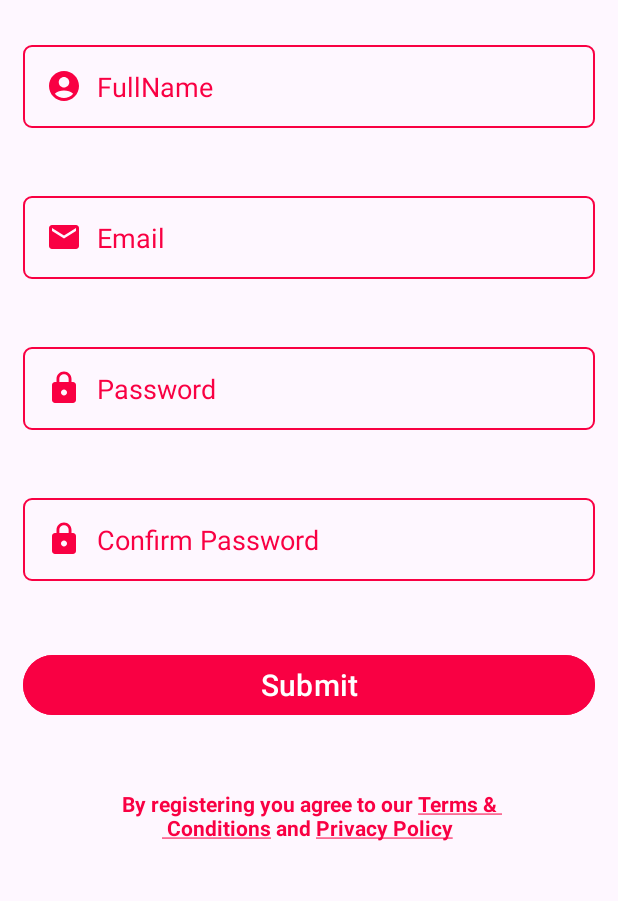
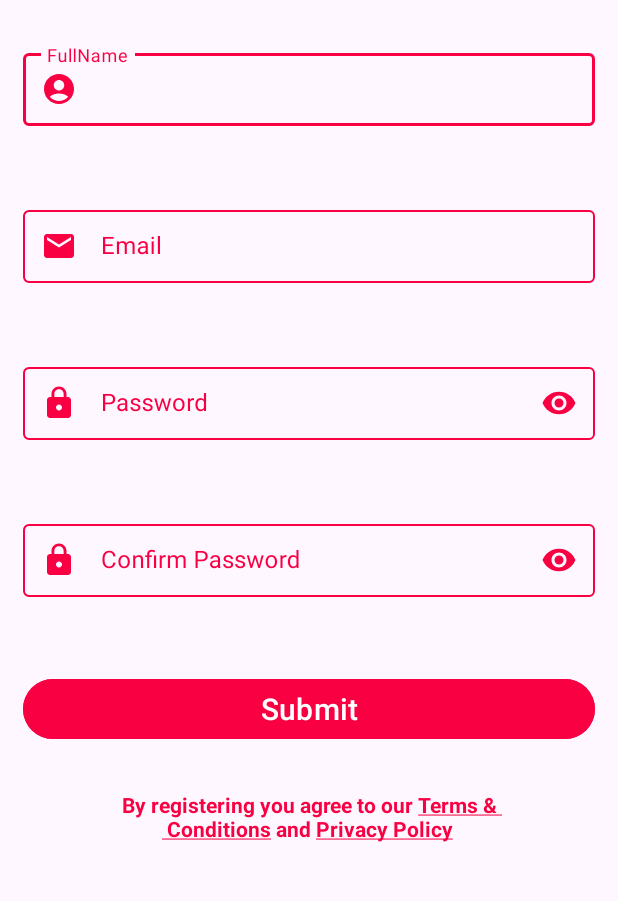
Before and after one commit to Marwen-Hammami/GamerApp, an Android app: the SignUp screen opened directly, with no data from a screen before it, on a phone screen of 412 x 824 dp, the part 280-1181 px from its top. Run offline under Robolectric (Android 15) with nearby library versions, the phone set to English and light mode, and no system bars.

Commit message:
material.io Inputs with Colors

```diff
--- /dev/null
+++ b/app/src/main/res/color-night/text_input_box_stroke.xml
@@ -0,0 +1,6 @@
+<?xml version="1.0" encoding="utf-8"?>
+<selector xmlns:android="http://schemas.android.com/apk/res/android">
+    <item android:color="@color/Primary" android:state_focused="true"/>
+    <item android:color="@color/Primary" android:state_hovered="true"/>
+    <item android:color="@color/Primary"/>
+</selector>
--- /dev/null
+++ b/app/src/main/res/color/text_input_box_stroke.xml
@@ -0,0 +1,6 @@
+<?xml version="1.0" encoding="utf-8"?>
+<selector xmlns:android="http://schemas.android.com/apk/res/android">
+    <item android:color="@color/Primary" android:state_focused="true"/>
+    <item android:color="@color/Primary" android:state_hovered="true"/>
+    <item android:color="@color/Primary"/>
+</selector>
--- a/app/src/main/res/layout/signup.xml
+++ b/app/src/main/res/layout/signup.xml
@@ -30,105 +30,91 @@
         app:layout_constraintWidth_percent="0.45"
         app:layout_constraintDimensionRatio="1:1"/>
 
-    <EditText
+        <com.google.android.material.textfield.TextInputLayout
             android:id="@+id/FullName"
             android:layout_width="match_parent"
             android:layout_height="wrap_content"
-        android:ems="10"
-        android:inputType="textEmailAddress"
+            style="@style/LoginTextInputLayoutStyle"
+            app:errorEnabled="true"
+            android:hint="FullName"
+            app:startIconDrawable="@drawable/ic_account"
+            android:layout_marginTop="30dp"
             app:layout_constraintEnd_toEndOf="parent"
             app:layout_constraintStart_toStartOf="parent"
-        app:layout_constraintTop_toBottomOf="@+id/imageView"
-        android:layout_marginTop="30dp"
-        android:drawableLeft="@drawable/ic_account"
-        android:hint="FullName"
-        android:textColorHint="@color/inputColor"
-        android:textColor="@color/inputColor"
-        android:padding="15dp"
-        android:drawablePadding="10dp"
-        android:background="@drawable/custom_input"/>
+            app:layout_constraintTop_toBottomOf="@+id/imageView">
 
-    <EditText
+        <com.google.android.material.textfield.TextInputEditText
+            android:id="@+id/fullAccountTXT"
+            android:layout_width="match_parent"
+            android:layout_height="wrap_content"
+            android:textColor="@color/inputColor" />
+        </com.google.android.material.textfield.TextInputLayout>
+
+        <com.google.android.material.textfield.TextInputLayout
             android:id="@+id/EmailAddress"
             android:layout_width="match_parent"
             android:layout_height="wrap_content"
-        android:ems="10"
-        android:inputType="textEmailAddress"
+            style="@style/LoginTextInputLayoutStyle"
+            app:errorEnabled="true"
+            app:suffixText="@string/input_suffix_Email"
+            android:hint="Email"
+            app:startIconDrawable="@drawable/ic_email"
+            android:layout_marginTop="30dp"
             app:layout_constraintEnd_toEndOf="parent"
             app:layout_constraintStart_toStartOf="parent"
-        app:layout_constraintTop_toBottomOf="@+id/FullName"
-        android:layout_marginTop="45dp"
-        android:drawableLeft="@drawable/ic_email"
-        android:hint="Email"
-        android:textColorHint="@color/inputColor"
-        android:textColor="@color/inputColor"
-        android:padding="15dp"
-        android:drawablePadding="10dp"
-        android:background="@drawable/custom_input"/>
+            app:layout_constraintTop_toBottomOf="@+id/FullName">
 
-    <EditText
+            <com.google.android.material.textfield.TextInputEditText
+                android:id="@+id/emailTxt"
+                android:layout_width="match_parent"
+                android:layout_height="wrap_content"
+                android:inputType="textEmailAddress"
+                android:textColor="@color/inputColor" />
+        </com.google.android.material.textfield.TextInputLayout>
+
+        <com.google.android.material.textfield.TextInputLayout
             android:id="@+id/Password"
             android:layout_width="match_parent"
             android:layout_height="wrap_content"
-        android:ems="10"
-        android:inputType="textPassword"
+            style="@style/LoginTextInputLayoutStyle"
+            app:errorEnabled="true"
+            android:hint="Password"
+            app:startIconDrawable="@drawable/ic_lock"
+            app:endIconMode="password_toggle"
+            android:layout_marginTop="30dp"
             app:layout_constraintEnd_toEndOf="parent"
             app:layout_constraintStart_toStartOf="parent"
-        app:layout_constraintTop_toBottomOf="@+id/EmailAddress"
-        android:layout_marginTop="45dp"
-        android:drawableLeft="@drawable/ic_lock"
-        android:hint="Password"
-        android:textColorHint="@color/inputColor"
-        android:textColor="@color/inputColor"
-        android:padding="15dp"
-        android:drawablePadding="10dp"
-        android:background="@drawable/custom_input"
-        app:passwordToggleEnabled="true"/>
-<!--    <com.google.android.material.textfield.TextInputLayout
-        android:id="@+id/Password"
+            app:layout_constraintTop_toBottomOf="@+id/EmailAddress">
+
+            <com.google.android.material.textfield.TextInputEditText
+                android:id="@+id/passwordTxt"
                 android:layout_width="match_parent"
                 android:layout_height="wrap_content"
                 android:inputType="textPassword"
-        app:passwordToggleEnabled="true"
+                android:textColor="@color/inputColor" />
+        </com.google.android.material.textfield.TextInputLayout>
+
+        <com.google.android.material.textfield.TextInputLayout
+            android:id="@+id/ConfirmPassword"
+            android:layout_width="match_parent"
+            android:layout_height="wrap_content"
+            style="@style/LoginTextInputLayoutStyle"
+            app:errorEnabled="true"
+            android:hint="Confirm Password"
+            app:startIconDrawable="@drawable/ic_lock"
+            app:endIconMode="password_toggle"
+            android:layout_marginTop="30dp"
             app:layout_constraintEnd_toEndOf="parent"
             app:layout_constraintStart_toStartOf="parent"
-        app:layout_constraintTop_toBottomOf="@+id/EmailAddress"
-        android:layout_marginTop="45dp"
-        app:startIconDrawable="@drawable/ic_lock"
-        app:startIconTint="@color/inputColor"
-        android:hint="Password"
-        android:textColorHint="@color/inputColor"
-        app:passwordToggleTint="@color/Primary"
-        app:hintTextColor="@color/Primary"
-        app:boxStrokeColor="@color/Primary"
-        >
+            app:layout_constraintTop_toBottomOf="@+id/Password">
+
             <com.google.android.material.textfield.TextInputEditText
+                android:id="@+id/passwordConfirmTxt"
                 android:layout_width="match_parent"
                 android:layout_height="wrap_content"
                 android:inputType="textPassword"
-            android:textColor="@color/Primary"
-            app:boxStrokeColor="@color/Primary"
-            />
+                android:textColor="@color/inputColor" />
         </com.google.android.material.textfield.TextInputLayout>
--->
-    <EditText
-        android:id="@+id/ConfirmPassword"
-        android:layout_width="match_parent"
-        android:layout_height="wrap_content"
-        android:ems="10"
-        android:inputType="textPassword"
-        app:layout_constraintEnd_toEndOf="parent"
-        app:layout_constraintStart_toStartOf="parent"
-        app:layout_constraintTop_toBottomOf="@+id/Password"
-        android:layout_marginTop="45dp"
-        android:drawableLeft="@drawable/ic_lock"
-        android:hint="Confirm Password"
-        android:textColorHint="@color/inputColor"
-        android:textColor="@color/inputColor"
-        android:padding="15dp"
-        android:drawablePadding="10dp"
-        android:background="@drawable/custom_input"
-        app:passwordToggleEnabled="true"/>
 
     <Button
         android:id="@+id/btnSubmit"
@@ -138,7 +124,7 @@
         app:layout_constraintEnd_toEndOf="parent"
         app:layout_constraintStart_toStartOf="parent"
         app:layout_constraintTop_toBottomOf="@+id/ConfirmPassword"
-        android:layout_marginTop="45dp"
+        android:layout_marginTop="30dp"
         android:backgroundTint="@color/Primary"
         android:textColor="@color/white"
         android:textSize="@dimen/buttonSize"/>
@@ -153,7 +139,7 @@
         app:layout_constraintEnd_toEndOf="parent"
         app:layout_constraintStart_toStartOf="parent"
         app:layout_constraintTop_toBottomOf="@+id/btnSubmit"
-        android:layout_marginTop="45dp"
+        android:layout_marginTop="30dp"
         android:gravity="center"/>
 
     </androidx.constraintlayout.widget.ConstraintLayout>
--- a/app/src/main/res/values-night/themes.xml
+++ b/app/src/main/res/values-night/themes.xml
@@ -7,4 +7,13 @@
         <item name="android:navigationBarColor">@color/Primary</item>
     </style>
     <style name="Theme.GamerApp" parent="Base.Theme.GamerApp" />
+    <!-- Custom TextInputLayout Colors -->
+    <style name="LoginTextInputLayoutStyle" parent="Widget.MaterialComponents.TextInputLayout.OutlinedBox.Dense">
+        <item name="boxStrokeColor">@color/text_input_box_stroke</item>
+        <item name="startIconTint">@color/inputColor</item>
+        <item name="endIconTint">@color/inputColor</item>
+        <item name="android:textColorHint">@color/inputColor</item>
+        <item name="hintTextColor">@color/inputColor</item>
+        <item name="suffixTextColor">@color/inputColor</item>
+    </style>
 </resources>
--- a/app/src/main/res/values/strings.xml
+++ b/app/src/main/res/values/strings.xml
@@ -1,5 +1,6 @@
 <resources>
     <string name="app_name">GamerApp</string>
+    <string name="input_suffix_Email">\@esprit.tn</string>
     <string name="registerNow">
         <u>Register Now</u>
     </string>
--- a/app/src/main/res/values/themes.xml
+++ b/app/src/main/res/values/themes.xml
@@ -7,4 +7,13 @@
         <item name="android:navigationBarColor">@color/Primary</item>
     </style>
     <style name="Theme.GamerApp" parent="Base.Theme.GamerApp" />
+    <!-- Custom TextInputLayout Colors -->
+    <style name="LoginTextInputLayoutStyle" parent="Widget.MaterialComponents.TextInputLayout.OutlinedBox.Dense">
+        <item name="boxStrokeColor">@color/text_input_box_stroke</item>
+        <item name="startIconTint">@color/inputColor</item>
+        <item name="endIconTint">@color/inputColor</item>
+        <item name="android:textColorHint">@color/inputColor</item>
+        <item name="hintTextColor">@color/inputColor</item>
+        <item name="suffixTextColor">@color/inputColor</item>
+    </style>
 </resources>
```
Also changed, not shown: app/src/main/res/layout/forgot_password.xml (+15 -11 lines), app/src/main/res/layout/login.xml (+36 -27 lines), app/src/main/res/layout/new_password.xml (+32 -26 lines). Lines whose indentation alone changed are shown as unchanged.
